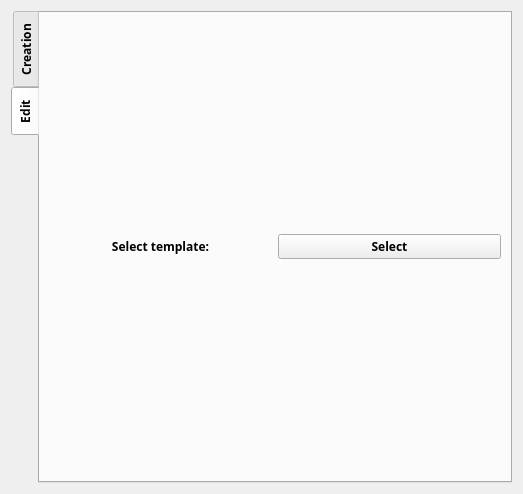
Notidman/Dollar, file templatesmenu.ui: the form before one commit.
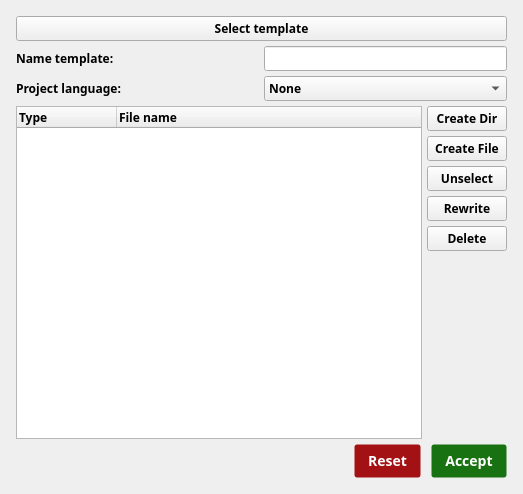
The form after the commit.

What changed in the file:
```diff
--- a/templatesmenu.ui
+++ b/templatesmenu.ui
@@ -10,12 +10,6 @@
     <height>494</height>
    </rect>
   </property>
-  <property name="windowTitle">
-   <string>Form</string>
-  </property>
-  <layout class="QGridLayout" name="gridLayout">
-   <item row="0" column="0">
-    <widget class="QTabWidget" name="template_menu">
      <property name="font">
       <font>
        <family>Hack</family>
@@ -23,18 +17,11 @@
        <bold>true</bold>
       </font>
      </property>
-     <property name="tabPosition">
-      <enum>QTabWidget::West</enum>
-     </property>
-     <property name="currentIndex">
-      <number>1</number>
-     </property>
-     <widget class="QWidget" name="tab_creation">
-      <attribute name="title">
-       <string>Creation</string>
-      </attribute>
-      <layout class="QHBoxLayout" name="horizontalLayout">
-       <item>
+  <property name="windowTitle">
+   <string>Form</string>
+  </property>
+  <layout class="QGridLayout" name="gridLayout">
+   <item row="0" column="0">
         <layout class="QVBoxLayout" name="verticalLayout">
          <property name="spacing">
           <number>5</number>
@@ -51,10 +38,33 @@
          <property name="bottomMargin">
           <number>5</number>
          </property>
+     <item>
+      <layout class="QHBoxLayout" name="horizontalLayout_4">
+       <item>
+        <widget class="QPushButton" name="pb_select_template">
+         <property name="sizePolicy">
+          <sizepolicy hsizetype="Preferred" vsizetype="Fixed">
+           <horstretch>0</horstretch>
+           <verstretch>0</verstretch>
+          </sizepolicy>
+         </property>
+         <property name="text">
+          <string>Select template</string>
+         </property>
+        </widget>
+       </item>
+      </layout>
+     </item>
          <item>
           <layout class="QHBoxLayout" name="hl_name_template">
            <item>
             <widget class="QLabel" name="lb_name_template">
+         <property name="sizePolicy">
+          <sizepolicy hsizetype="Preferred" vsizetype="Preferred">
+           <horstretch>0</horstretch>
+           <verstretch>0</verstretch>
+          </sizepolicy>
+         </property>
              <property name="text">
               <string>Name template:</string>
              </property>
@@ -66,7 +76,7 @@
            <item>
             <widget class="QLineEdit" name="le_name_template">
              <property name="sizePolicy">
-              <sizepolicy hsizetype="Minimum" vsizetype="Fixed">
+          <sizepolicy hsizetype="Preferred" vsizetype="Fixed">
                <horstretch>0</horstretch>
                <verstretch>0</verstretch>
               </sizepolicy>
@@ -89,6 +99,12 @@
            </item>
            <item>
             <widget class="QComboBox" name="comb_project_language">
+         <property name="sizePolicy">
+          <sizepolicy hsizetype="Preferred" vsizetype="Fixed">
+           <horstretch>0</horstretch>
+           <verstretch>0</verstretch>
+          </sizepolicy>
+         </property>
              <item>
               <property name="text">
                <string>None</string>
@@ -260,41 +276,6 @@
           </layout>
          </item>
         </layout>
-       </item>
-      </layout>
-     </widget>
-     <widget class="QWidget" name="tab">
-      <attribute name="title">
-       <string>Edit</string>
-      </attribute>
-      <layout class="QGridLayout" name="gridLayout_2">
-       <item row="0" column="0">
-        <layout class="QHBoxLayout" name="horizontalLayout_3">
-         <item>
-          <widget class="QLabel" name="label">
-           <property name="text">
-            <string>Select template:</string>
-           </property>
-           <property name="alignment">
-            <set>Qt::AlignCenter</set>
-           </property>
-          </widget>
-         </item>
-         <item>
-          <widget class="QPushButton" name="pb_select_template">
-           <property name="text">
-            <string>Select</string>
-           </property>
-          </widget>
-         </item>
-        </layout>
-       </item>
-       <item row="1" column="0">
-        <layout class="QGridLayout" name="gridLayout_select_template"/>
-       </item>
-      </layout>
-     </widget>
-    </widget>
    </item>
   </layout>
  </widget>
```
Lines whose indentation alone changed are shown as unchanged.
